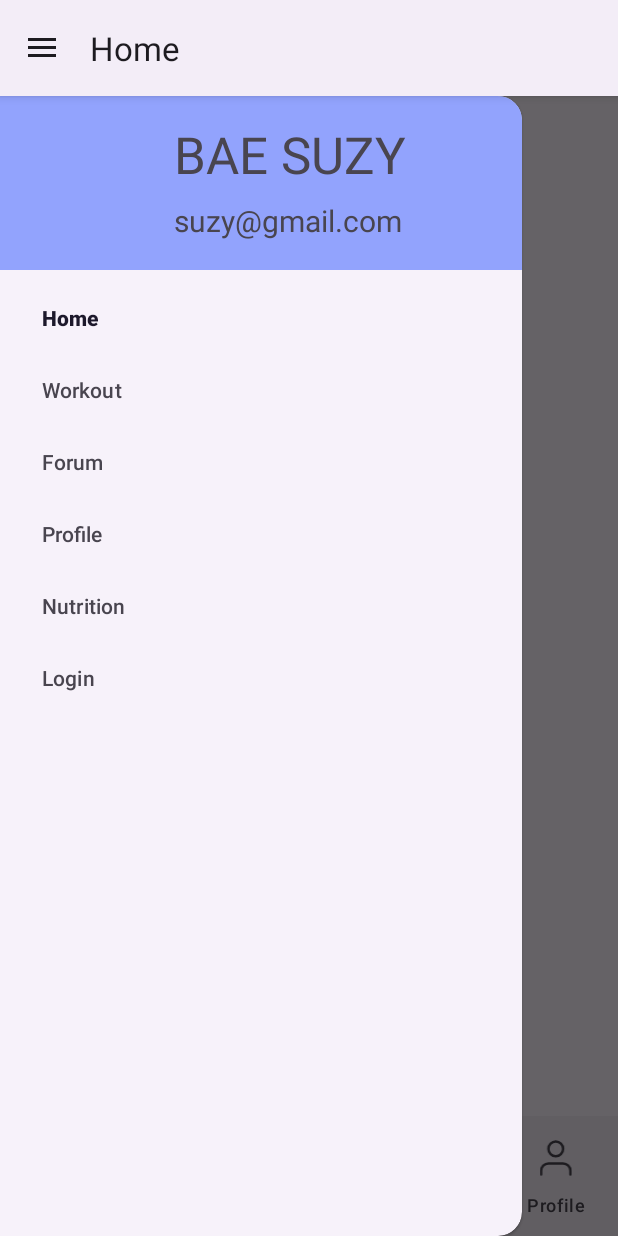
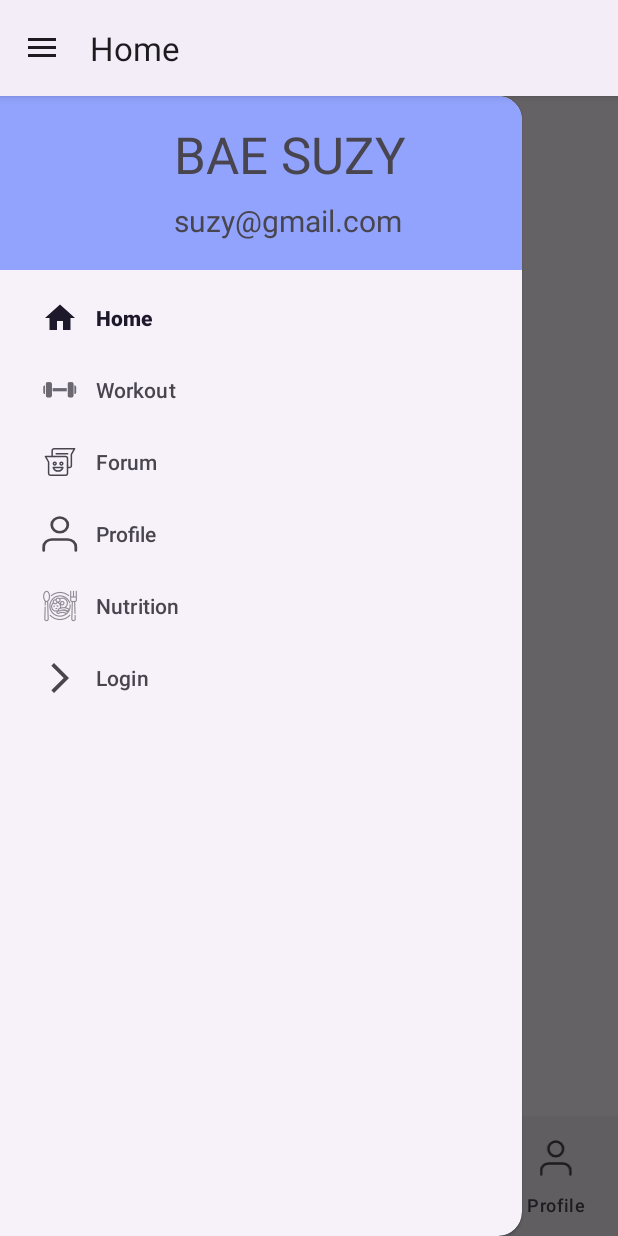
Before and after one commit to Yeeet0104/Mobile_Assignment_2024, an Android app built with Jetpack Compose: the screen it shows after launch (MainActivity), with the side drawer open, on a phone screen of 412 x 824 dp. Run offline under Robolectric (Android 15) with nearby library versions, the phone set to English and light mode, and no system bars; our stand-ins replace Firebase (no records; nobody signed in at launch, a user with empty details on screens opened directly), navigation-ui.

Commit message:
Changed nutrition icon and added icon to drawer

```diff
--- a/app/src/main/res/menu/bottom.xml
+++ b/app/src/main/res/menu/bottom.xml
@@ -25,7 +25,7 @@
         android:id="@+id/nutritionMain"
         android:layout_width="wrap_content"
         android:layout_height="wrap_content"
-        android:icon="@drawable/ic_workout"
+        android:icon="@drawable/ic_nutrition_main"
         android:title="Nutrition" />
 
     <item
--- a/app/src/main/res/menu/drawer.xml
+++ b/app/src/main/res/menu/drawer.xml
@@ -6,23 +6,29 @@
 
     <item
         android:id="@+id/home2"
+        android:icon="@drawable/ic_home"
         android:title="Home" />
     <item
         android:id="@+id/workoutHome"
+        android:icon="@drawable/ic_workout"
         android:title="Workout" />
     <item
         android:id="@+id/forumHome"
+        android:icon="@drawable/ic_forum"
         android:title="Forum" />
 
     <item
         android:id="@+id/profileFragment"
+        android:icon="@drawable/ic_username1"
         android:title="Profile" />
 
-      <item
+    <item
         android:id="@+id/nutritionMain"
+        android:icon="@drawable/ic_nutrition_main"
         android:title="Nutrition" />
 
     <item
         android:id="@+id/loginFragment"
+        android:icon="@drawable/ic_arrow_right"
         android:title="Login" />
 </menu>
```
Also changed, not shown: app/src/main/res/drawable-hdpi/ic_nutrition_main.png (added), app/src/main/res/drawable-mdpi/ic_nutrition_main.png (added), app/src/main/res/drawable-xhdpi/ic_nutrition_main.png (added), app/src/main/res/drawable-xxhdpi/ic_nutrition_main.png (added), app/src/main/res/drawable-xxxhdpi/ic_nutrition_main.png (added).
